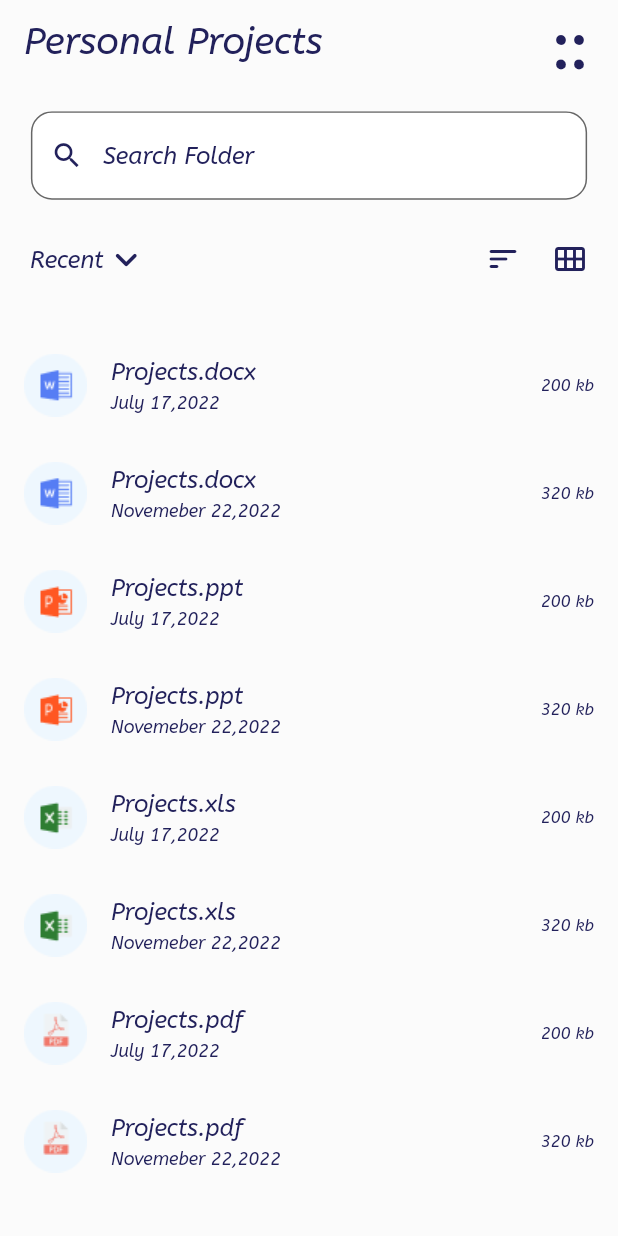
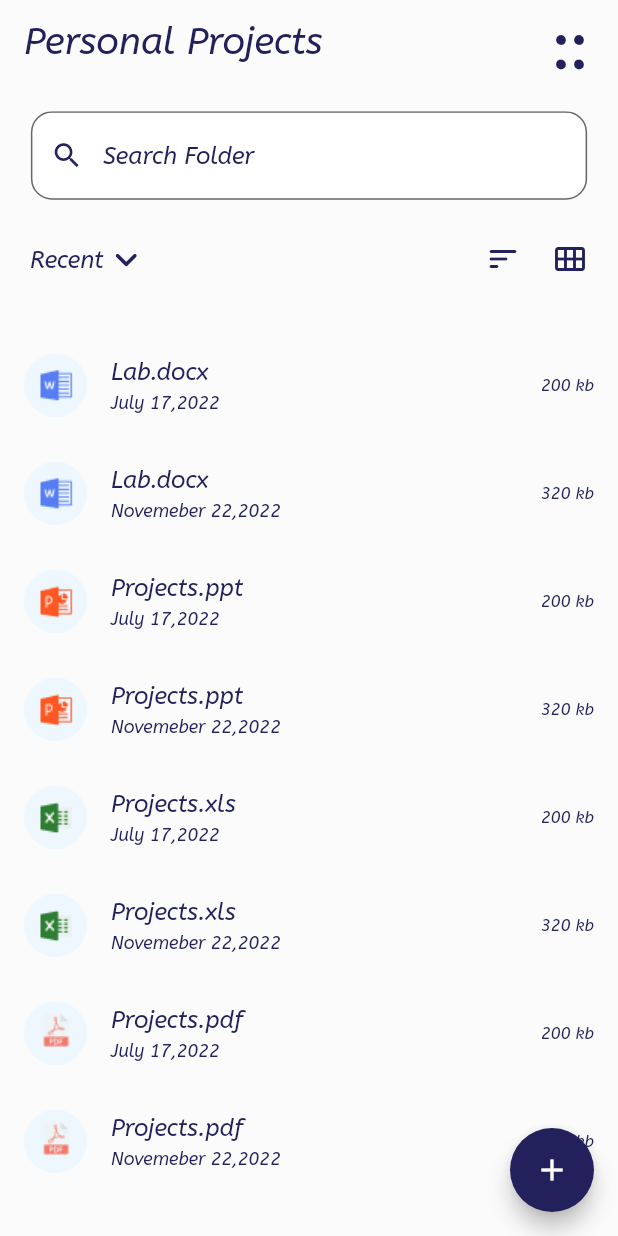
Before and after one commit to Mahi-Badaya/PrintBox-DuHacks, a Flutter app: the PersonalProjects screen opened directly, on a phone screen of 412 x 824 dp. Run offline on Flutter 3.47's test engine with Material 2 defaults, Android fonts, the phone set to English and light mode, and no system bars.

Commit message:
floating action button

```diff
--- a/lib/Screens/PersonalProjects.dart
+++ b/lib/Screens/PersonalProjects.dart
@@ -66,8 +66,13 @@ class PersonalProjects extends StatelessWidget {
           ),
         ],
       ),
+      floatingActionButton: FloatingActionButton(
+        onPressed: () {},
+        backgroundColor: Color(0xff22215b),
+        child: const Icon(Icons.add),
+      ),
     );
   }
 }
 List<String> images = ["assets/icons/docx.png", "assets/icons/ppt.png", "assets/icons/excel.png","assets/icons/pdf.png"];
-List<String> names = ['Projects.docx', 'Projects.ppt', 'Projects.xls','Projects.pdf'];
+List<String> names = ['Lab.docx', 'Projects.ppt', 'Projects.xls','Projects.pdf'];
```
